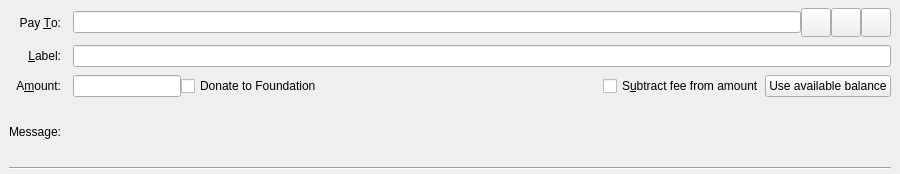
biblepay/biblepay, file src/qt/forms/sendcoinsentry.ui: the form before one commit.
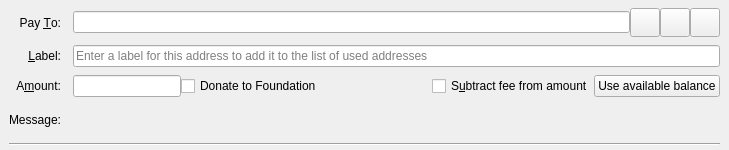
The form after the commit. Custom widgets are drawn as their Qt base class.

```diff
--- a/src/qt/forms/sendcoinsentry.ui
+++ b/src/qt/forms/sendcoinsentry.ui
@@ -6,8 +6,8 @@
    <rect>
     <x>0</x>
     <y>0</y>
-    <width>900</width>
-    <height>174</height>
+    <width>729</width>
+    <height>150</height>
    </rect>
   </property>
   <property name="focusPolicy">
@@ -135,6 +135,9 @@
       <property name="toolTip">
        <string>Enter a label for this address to add it to the list of used addresses</string>
       </property>
+      <property name="placeholderText">
+       <string>Enter a label for this address to add it to the list of used addresses</string>
+      </property>
      </widget>
     </item>
     <item row="2" column="0">
```
Left out of the diff: 22 changed lines with no effect on the pictures. Lines whose indentation alone changed are shown as unchanged.
